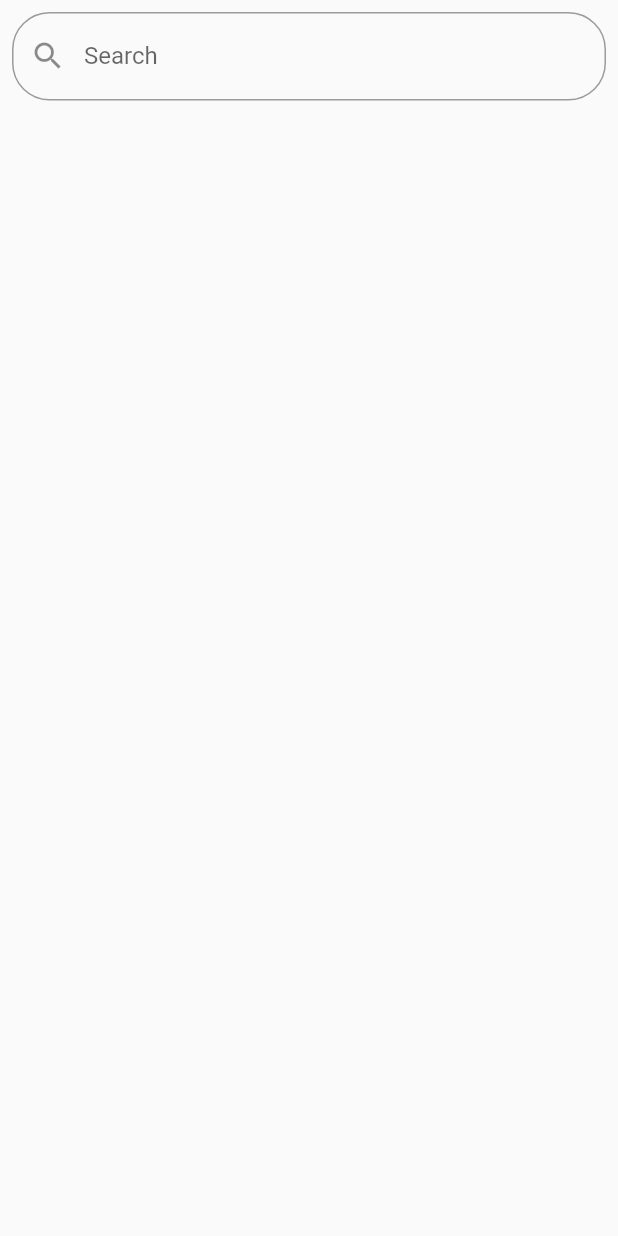
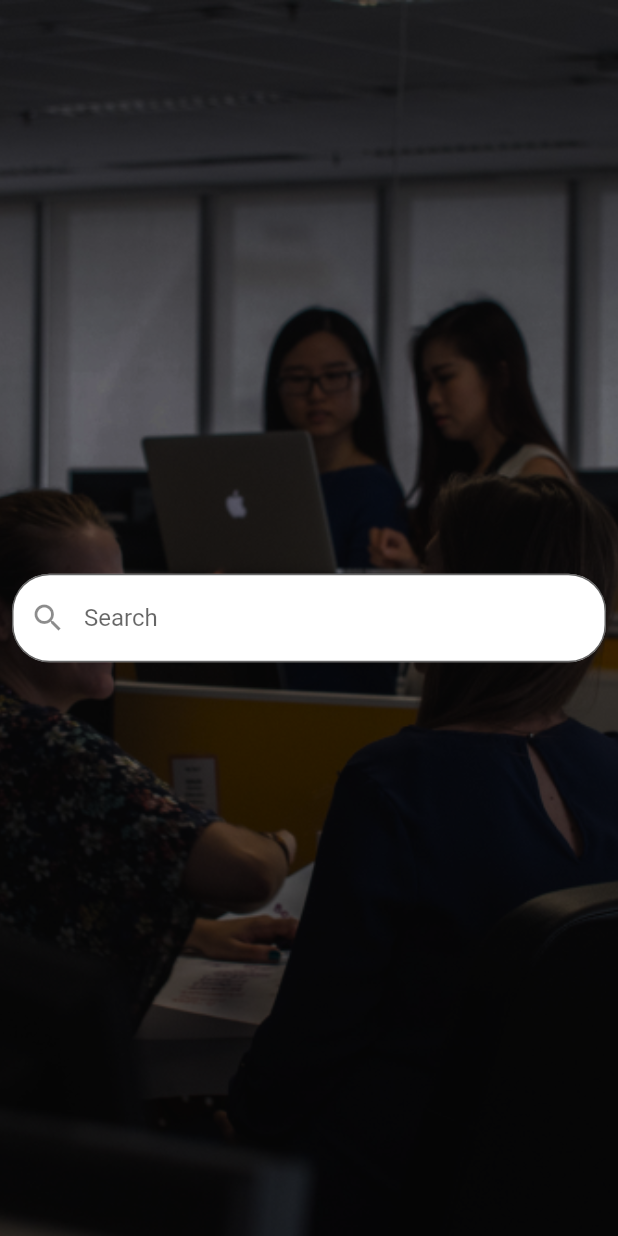
Before and after one commit to trasyipapo/profs_and_cons, a Flutter app: the Home screen opened by its route, on a phone screen of 412 x 824 dp. Run offline on Flutter 3.47's test engine with Material 2 defaults, Android fonts, the phone set to English and light mode, and no system bars.

Commit message:
Centered search bar and added background

```diff
--- a/lib/pages/home.dart
+++ b/lib/pages/home.dart
@@ -7,17 +7,31 @@ class Home extends StatelessWidget {
   Widget build(BuildContext context) {
     return Scaffold(
         body: Container(
-      child: const Padding(
+            constraints: const BoxConstraints.expand(),
+            decoration: const BoxDecoration(
+                image: DecorationImage(
+                    image: AssetImage("assets/bg-image.png"),
+                    fit: BoxFit.cover)),
+            child: Column(
+                mainAxisAlignment: MainAxisAlignment.center,
+                children: const [
+                  Padding(
                     padding: const EdgeInsets.all(8.0),
                     child: TextField(
+                      // onChanged: (value) {
+                      //  filterSearchResults(value);
+                      // },
+                      // controller: editingController,
                       decoration: InputDecoration(
-              labelText: "Search",
+                          filled: true,
+                          fillColor: Colors.white,
                           hintText: "Search",
                           prefixIcon: Icon(Icons.search),
                           border: OutlineInputBorder(
-                  borderRadius: BorderRadius.all(Radius.circular(25.0)))),
+                              borderRadius:
+                                  BorderRadius.all(Radius.circular(25.0)))),
                     ),
                   ),
-    ));
+                ])));
   }
 }
```
Lines whose indentation alone changed are shown as unchanged.
